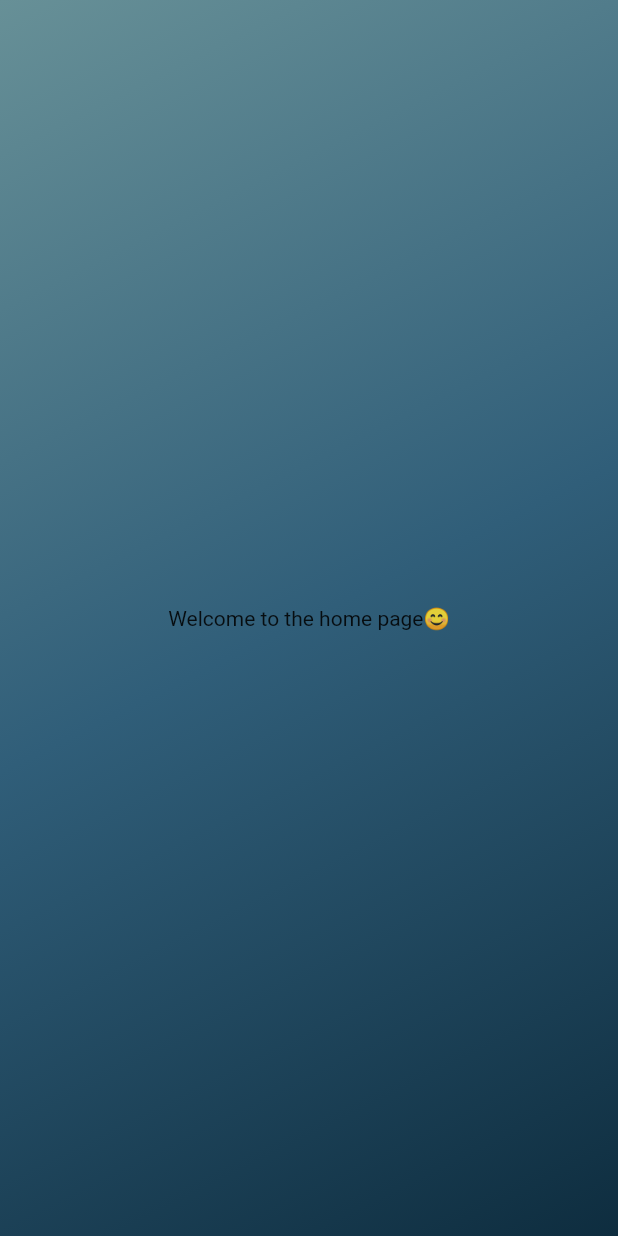
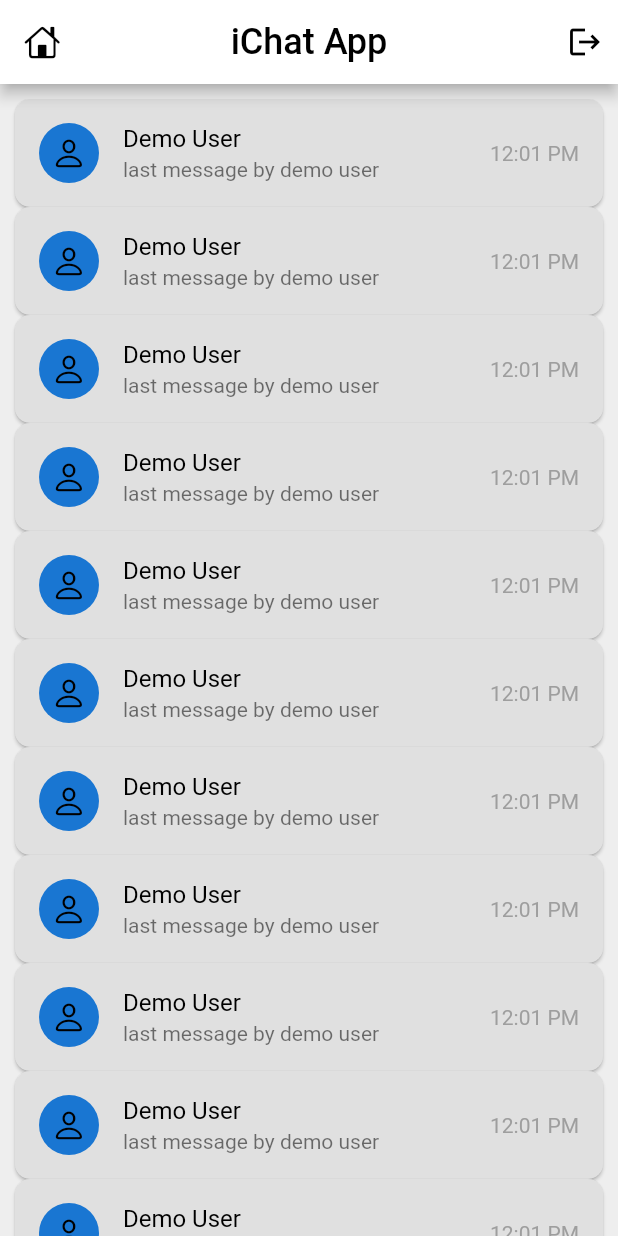
Before and after one commit to sovaamahato/ichat_app, a Flutter app: the screen it shows once a user with an empty profile is signed in, on a phone screen of 412 x 824 dp. Run offline on Flutter 3.47's test engine with Material 2 defaults, Android fonts, the phone set to English and light mode, and no system bars; our stand-ins replace cloud_firestore, firebase_auth, firebase_core, get, google_fonts; accounts and stored records are empty.

Commit message:
homepage setup

```diff
--- a/lib/Authentication/authentication_controller.dart
+++ b/lib/Authentication/authentication_controller.dart
@@ -48,7 +48,8 @@ late Rx<User?>_currentUser;
 //to login new user------
   void LoginNewUser(String userEmail, String password)async{
     try{
-      await FirebaseAuth.instance.signInWithEmailAndPassword(email: userEmail, password: password);
+      await FirebaseAuth.instance.signInWithEmailAndPassword(email: userEmail,
+      password: password);
       Get.snackbar("Congratulations!!","login Succefful");
        Get.to(HomePage());
 
@@ -58,6 +59,11 @@ late Rx<User?>_currentUser;
     catch(error){
       Get.snackbar("Error", "Login unsuccessful");
 
+    }
+
+
+     SignOutUser()async{
+      return await FirebaseAuth.instance.signOut();
     }
 
   }
--- a/lib/Authentication/sign_up_page.dart
+++ b/lib/Authentication/sign_up_page.dart
@@ -94,7 +94,7 @@ class _SignUpPageState extends State<SignUpPage> {
                 const SizedBox(
                   height: 40,
                 ),
-          //login button----------------------
+          //signup button----------------------
                 GestureDetector(
                    onTap: () {
 
--- a/lib/components/my_textfield.dart
+++ b/lib/components/my_textfield.dart
@@ -37,10 +37,10 @@ class MyTextField extends StatelessWidget {
                   ),
             enabledBorder: OutlineInputBorder(
                 borderRadius: BorderRadius.circular(9),
-                borderSide: BorderSide(color: Colors.grey)),
+                borderSide: const BorderSide(color: Colors.grey)),
             focusedBorder: OutlineInputBorder(
                 borderRadius: BorderRadius.circular(7),
-                borderSide: BorderSide(color: Colors.grey))
+                borderSide: const BorderSide(color: Colors.grey))
 
             //hintText: hintText,
             ),
--- /dev/null
+++ b/lib/components/user_card.dart
@@ -0,0 +1,38 @@
+import 'package:flutter/cupertino.dart';
+import 'package:flutter/material.dart';
+
+class UserCard extends StatelessWidget {
+  const UserCard({super.key});
+
+  @override
+  Widget build(BuildContext context) {
+    return Card(
+      margin: const EdgeInsets.symmetric(horizontal: 10),
+      shape: RoundedRectangleBorder(borderRadius: BorderRadius.circular(10)),
+      elevation: 1,
+      color: Colors.grey[300],
+      child: InkWell(
+        onTap: () {},
+        child: ListTile(
+          leading: const CircleAvatar(
+              //backgroundColor: Colors.grey[300],
+              child: Icon(CupertinoIcons.person,color: Colors.black,)),
+          title: const Text(
+            "Demo User",
+            style: TextStyle(
+              color: Colors.black,
+            ),
+          ),
+          subtitle: const Text(
+            "last message by demo user",
+            maxLines: 1,
+          ),
+          trailing: Text(
+            "12:01 PM",
+            style: TextStyle(color: Colors.grey[500]),
+          ),
+        ),
+      ),
+    );
+  }
+}
--- a/lib/main.dart
+++ b/lib/main.dart
@@ -5,6 +5,7 @@ import 'package:ichat_app/Authentication/authentication_controller.dart';
 import 'package:ichat_app/Authentication/sign_up_page.dart';
 
 import 'Authentication/login_page.dart';
+import 'pages/home_page.dart';
 
 void main() async {
 
@@ -25,14 +26,14 @@ class MyApp extends StatelessWidget {
   Widget build(BuildContext context) {
     return GetMaterialApp(
       debugShowCheckedModeBanner: false,
-      home: LoginPage(),
+      home:const HomePage(),
 
       initialBinding: BindingsBuilder(() {
         Get.put(AuthenticationController());
       }),
       initialRoute: '/',
       getPages: [
-        GetPage(name: '/', page: () => LoginPage()),
+        GetPage(name: '/', page: () => const HomePage()),
         GetPage(name: '/SignUpPage', page: () => SignUpPage()),
       ],
     );
--- a/lib/pages/home_page.dart
+++ b/lib/pages/home_page.dart
@@ -1,4 +1,8 @@
+import 'package:flutter/cupertino.dart';
 import 'package:flutter/material.dart';
+
+import '../Authentication/authentication_controller.dart';
+import '../components/user_card.dart';
 
 class HomePage extends StatefulWidget {
   const HomePage({super.key});
@@ -8,21 +12,46 @@ class HomePage extends StatefulWidget {
 }
 
 class _HomePageState extends State<HomePage> {
+  var authenticationController = AuthenticationController.instanceAuth;
   @override
   Widget build(BuildContext context) {
-    return
-        Scaffold(
-
-          body:Container(
-        decoration:const  BoxDecoration(
-            gradient: LinearGradient(
-                begin: Alignment.topLeft,
-                end: Alignment.bottomRight,
-                colors: [
-              Color.fromARGB(255, 103, 144, 151),
-              Color.fromARGB(255, 48, 94, 121),
-              Color.fromARGB(255, 14, 45, 63)
-            ])),child:const Center(child: Text("Welcome to the home page😊")),
-        ));
+    return Scaffold(
+      backgroundColor: Colors.grey[200],
+      appBar: AppBar(
+        centerTitle: true,
+        backgroundColor: Colors.white,
+        leading: const Icon(
+          CupertinoIcons.home,
+          color: Colors.black,
+        ),
+        title: const Text(
+          "iChat App",
+          style: TextStyle(color: Colors.black, fontSize: 24),
+        ),
+        actions: [
+          GestureDetector(
+            onTap: () {
+              //return authenticationController.SignOutUser();
+            },
+            child:const Padding(
+              padding: EdgeInsets.only(right: 10.0),
+              child: Icon(
+                Icons.logout,
+                color: Colors.black,
+              ),
+            ),
+          ),
+        ],
+      ),
+      body: Padding(
+        padding: const EdgeInsets.only(top:10.0),
+        child: ListView.builder(
+          physics: BouncingScrollPhysics(),
+            itemCount: 20,
+            itemBuilder: (context, int) {
+              return const UserCard();
+            }),
+      ),
+    );
   }
 }
```
